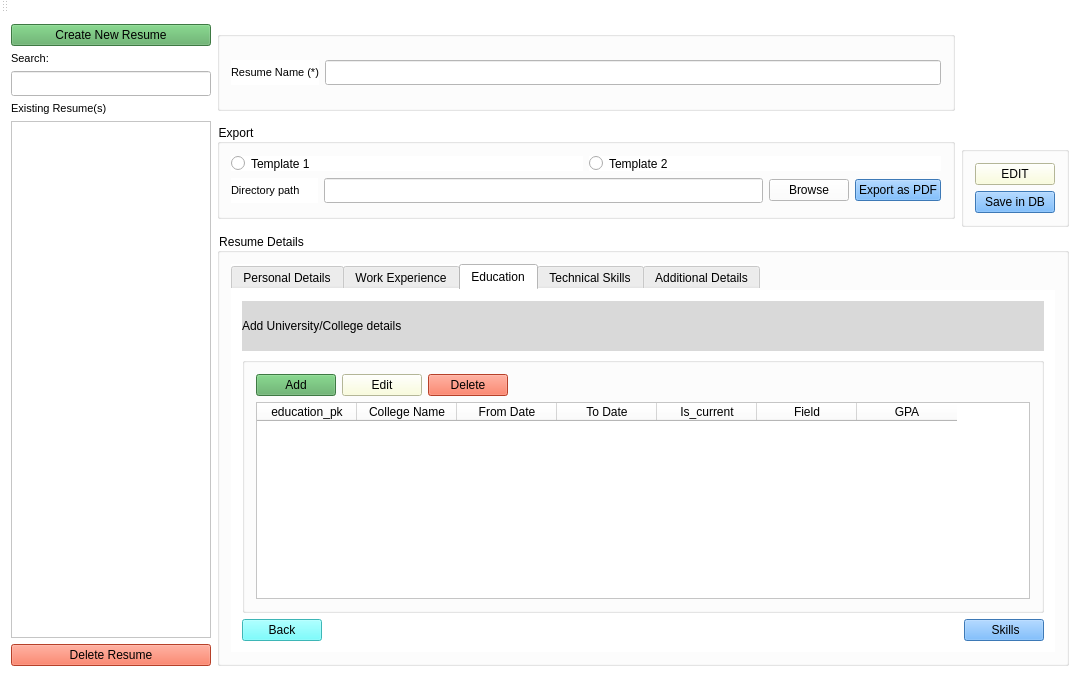
This is ResumeManager/mainwindow.ui in vkaushikregis/practicum as Qt 5 draws it before an edit. The edited form follows.
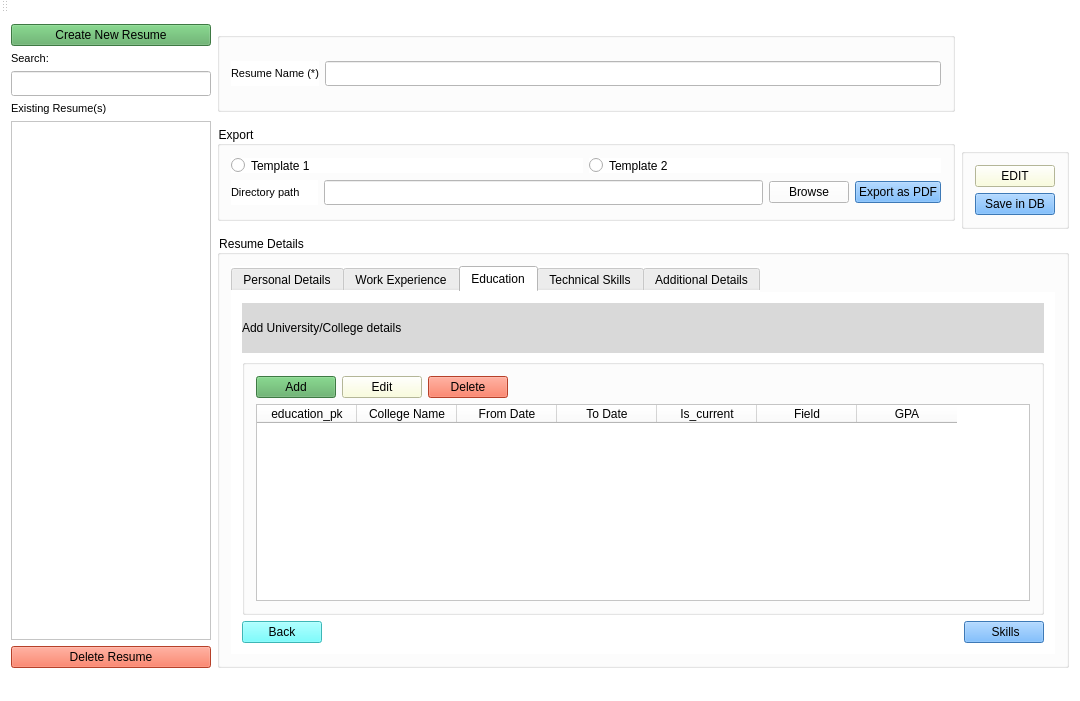
This is the edited form. The open tabs and pages were chosen to show the change. Icons and pictures are not drawn.

Patch:
```diff
--- a/ResumeManager/mainwindow.ui
+++ b/ResumeManager/mainwindow.ui
@@ -7,7 +7,7 @@
     <x>0</x>
     <y>0</y>
     <width>1080</width>
-    <height>699</height>
+    <height>701</height>
    </rect>
   </property>
   <property name="maximumSize">
```
Left out of the diff: 6 changed lines with no effect on the pictures.
